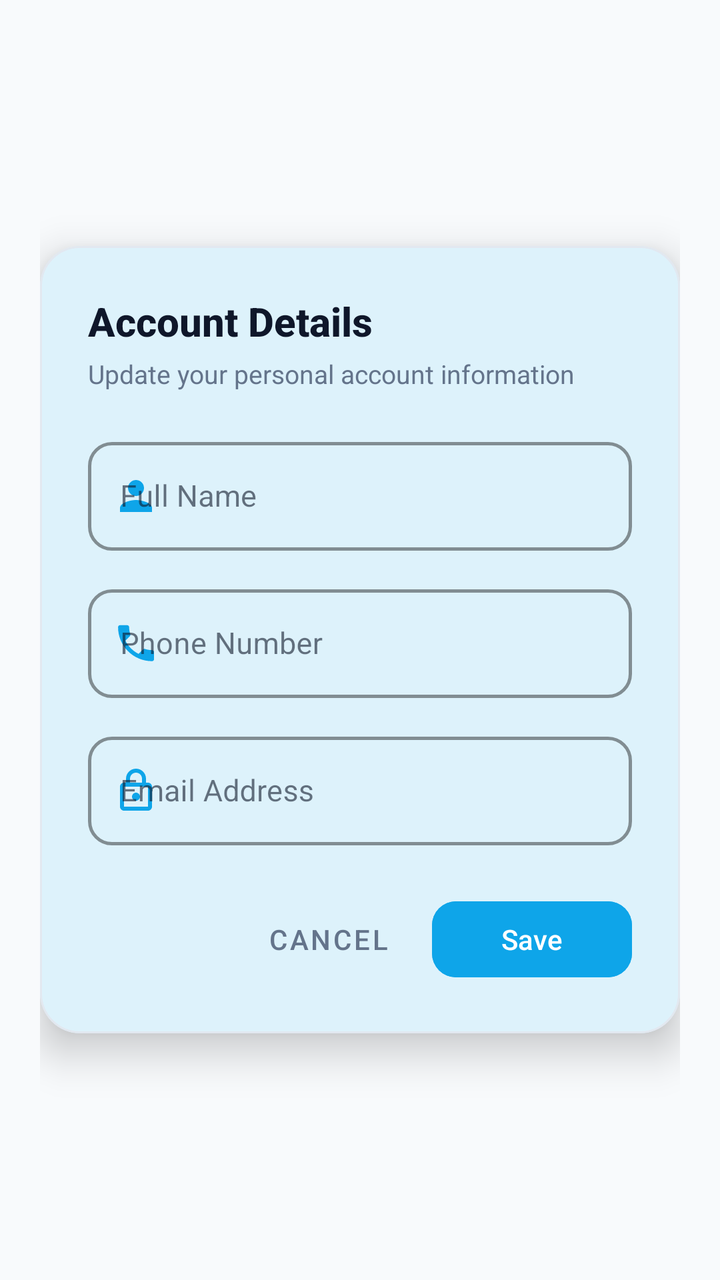
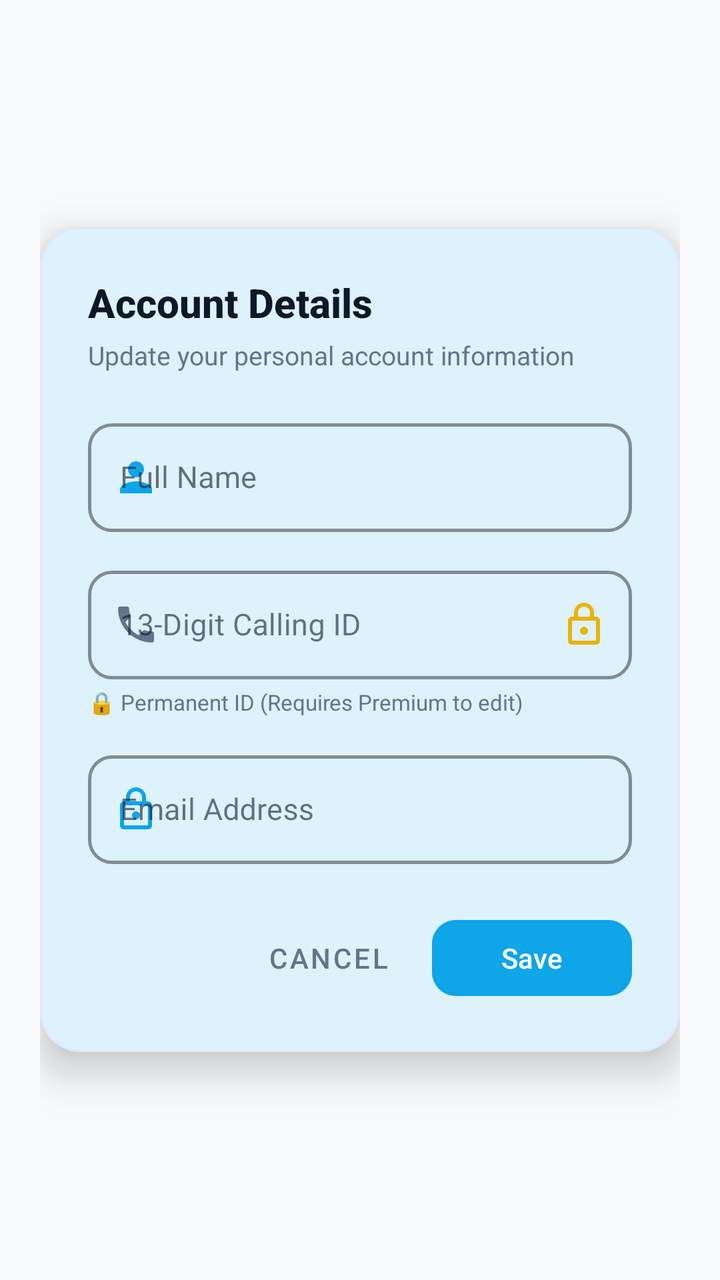

Two renders of the same Android screen: before a commit and after it. Below are the layout's source before the change and the commit's diff.
<!-- AndroidManifest.xml: application theme Theme.RealConnect -->
<!-- res/layout/dialog_profile_form.xml -->
<?xml version="1.0" encoding="utf-8"?>
<FrameLayout xmlns:android="http://schemas.android.com/apk/res/android"
    xmlns:app="http://schemas.android.com/apk/res-auto"
    android:layout_width="match_parent"
    android:layout_height="wrap_content"
    android:background="@android:color/transparent"
    android:padding="20dp">

    <com.google.android.material.card.MaterialCardView
        android:layout_width="match_parent"
        android:layout_height="wrap_content"
        android:layout_gravity="center"
        app:cardBackgroundColor="#FFFFFF"
        app:cardCornerRadius="20dp"
        app:cardElevation="12dp"
        app:strokeColor="#E2E8F0"
        app:strokeWidth="1dp">

        <LinearLayout
            android:layout_width="match_parent"
            android:layout_height="wrap_content"
            android:orientation="vertical"
            android:padding="24dp">

            
            <TextView
                android:layout_width="wrap_content"
                android:layout_height="wrap_content"
                android:fontFamily="sans-serif-medium"
                android:text="Account Details"
                android:textColor="#0F172A"
                android:textSize="20sp"
                android:textStyle="bold" />

            <TextView
                android:layout_width="wrap_content"
                android:layout_height="wrap_content"
                android:layout_marginTop="4dp"
                android:layout_marginBottom="20dp"
                android:text="Update your personal account information"
                android:textColor="#64748B"
                android:textSize="13sp" />

            
            <com.google.android.material.textfield.TextInputLayout
                style="@style/Widget.MaterialComponents.TextInputLayout.OutlinedBox"
                android:layout_width="match_parent"
                android:layout_height="wrap_content"
                android:layout_marginBottom="14dp"
                android:hint="Full Name"
                app:boxCornerRadiusBottomEnd="12dp"
                app:boxCornerRadiusBottomStart="12dp"
                app:boxCornerRadiusTopEnd="12dp"
                app:boxCornerRadiusTopStart="12dp"
                app:boxStrokeColor="@color/colorPrimary"
                app:boxStrokeWidth="1.5dp"
                app:boxStrokeWidthFocused="2dp"
                app:hintTextColor="@color/colorPrimary"
                app:startIconDrawable="@drawable/ic_profile"
                app:startIconTint="@color/colorPrimary">

                <com.google.android.material.textfield.TextInputEditText
                    android:id="@+id/edit_profile_form_name"
                    android:layout_width="match_parent"
                    android:layout_height="wrap_content"
                    android:inputType="textPersonName|textCapWords"
                    android:textColor="#0F172A"
                    android:textSize="15sp" />
            </com.google.android.material.textfield.TextInputLayout>

            
            <com.google.android.material.textfield.TextInputLayout
                style="@style/Widget.MaterialComponents.TextInputLayout.OutlinedBox"
                android:layout_width="match_parent"
                android:layout_height="wrap_content"
                android:layout_marginBottom="14dp"
                android:hint="Phone Number"
                app:boxCornerRadiusBottomEnd="12dp"
                app:boxCornerRadiusBottomStart="12dp"
                app:boxCornerRadiusTopEnd="12dp"
                app:boxCornerRadiusTopStart="12dp"
                app:boxStrokeColor="@color/colorPrimary"
                app:boxStrokeWidth="1.5dp"
                app:boxStrokeWidthFocused="2dp"
                app:hintTextColor="@color/colorPrimary"
                app:startIconDrawable="@drawable/ic_call"
                app:startIconTint="@color/colorPrimary">

                <com.google.android.material.textfield.TextInputEditText
                    android:id="@+id/edit_profile_form_phone"
                    android:layout_width="match_parent"
                    android:layout_height="wrap_content"
                    android:inputType="phone"
                    android:textColor="#0F172A"
                    android:textSize="15sp" />
            </com.google.android.material.textfield.TextInputLayout>

            
            <com.google.android.material.textfield.TextInputLayout
                style="@style/Widget.MaterialComponents.TextInputLayout.OutlinedBox"
                android:layout_width="match_parent"
                android:layout_height="wrap_content"
                android:layout_marginBottom="24dp"
                android:hint="Email Address"
                app:boxCornerRadiusBottomEnd="12dp"
                app:boxCornerRadiusBottomStart="12dp"
                app:boxCornerRadiusTopEnd="12dp"
                app:boxCornerRadiusTopStart="12dp"
                app:boxStrokeColor="@color/colorPrimary"
                app:boxStrokeWidth="1.5dp"
                app:boxStrokeWidthFocused="2dp"
                app:hintTextColor="@color/colorPrimary"
                app:startIconDrawable="@drawable/ic_privacy"
                app:startIconTint="@color/colorPrimary">

                <com.google.android.material.textfield.TextInputEditText
                    android:id="@+id/edit_profile_form_email"
                    android:layout_width="match_parent"
                    android:layout_height="wrap_content"
                    android:inputType="textEmailAddress"
                    android:textColor="#0F172A"
                    android:textSize="15sp" />
            </com.google.android.material.textfield.TextInputLayout>

            
            <LinearLayout
                android:layout_width="match_parent"
                android:layout_height="wrap_content"
                android:gravity="end"
                android:orientation="horizontal">

                <com.google.android.material.button.MaterialButton
                    android:id="@+id/btn_profile_form_cancel"
                    style="@style/Widget.MaterialComponents.Button.TextButton"
                    android:layout_width="wrap_content"
                    android:layout_height="46dp"
                    android:layout_marginEnd="8dp"
                    android:fontFamily="sans-serif-medium"
                    android:text="Cancel"
                    android:textColor="#64748B"
                    android:textSize="14sp"
                    app:cornerRadius="12dp" />

                <com.google.android.material.button.MaterialButton
                    android:id="@+id/btn_profile_form_submit"
                    android:layout_width="wrap_content"
                    android:layout_height="46dp"
                    android:backgroundTint="@color/colorPrimary"
                    android:fontFamily="sans-serif-medium"
                    android:minWidth="100dp"
                    android:text="Save"
                    android:textColor="@android:color/white"
                    android:textSize="14sp"
                    app:cornerRadius="12dp" />
            </LinearLayout>

        </LinearLayout>
    </com.google.android.material.card.MaterialCardView>

</FrameLayout>
<!-- resources referenced by this layout -->
<resources>
  <color name="colorPrimary">#0EA5E9</color>
  <!-- drawable ic_call (drawable) -->
  <vector xmlns:android="http://schemas.android.com/apk/res/android"
      android:width="24dp"
      android:height="24dp"
      android:viewportWidth="24"
      android:viewportHeight="24"
      android:tint="?attr/colorControlNormal">
    <path
        android:fillColor="@android:color/white"
        android:pathData="M20.01,15.38c-1.23,0 -2.42,-0.2 -3.53,-0.56a0.977,0.977 0,0 0,-1.01 0.24l-2.2,2.2c-2.83,-1.44 -5.15,-3.75 -6.59,-6.59l2.2,-2.21a0.96,0.96 0,0 0,0.25 -1.01c-0.36,-1.11 -0.55,-2.3 -0.55,-3.53 0,-0.55 -0.45,-1 -1,-1H4.03c-0.55,0 -1,0.45 -1,1 0,9.39 7.61,17 17,17 0.55,0 1,-0.45 1,-1v-3.52c0,-0.55 -0.45,-1 -1,-1z"/>
  </vector>
  <!-- drawable ic_privacy (drawable) -->
  <vector xmlns:android="http://schemas.android.com/apk/res/android"
      android:width="24dp"
      android:height="24dp"
      android:viewportWidth="24"
      android:viewportHeight="24"
      android:tint="?attr/colorControlNormal">
    <path
        android:fillColor="@android:color/white"
        android:pathData="M18,8h-1V6c0,-2.76 -2.24,-5 -5,-5S7,3.24 7,6v2H6c-1.1,0 -2,0.9 -2,2v10c0,1.1 0.9,2 2,2h12c1.1,0 2,-0.9 2,-2V10C20,8.9 19.1,8 18,8zM9,6c0,-1.66 1.34,-3 3,-3s3,1.34 3,3v2H9V6zM18,20H6V10h12V20zM12,17c1.1,0 2,-0.9 2,-2s-0.9,-2 -2,-2s-2,0.9 -2,2S10.9,17 12,17z"/>
  </vector>
  <!-- drawable ic_profile (drawable) -->
  <vector xmlns:android="http://schemas.android.com/apk/res/android"
      android:width="24dp"
      android:height="24dp"
      android:viewportWidth="24"
      android:viewportHeight="24"
      android:tint="?attr/colorControlNormal">
    <path
        android:fillColor="@android:color/white"
        android:pathData="M12,12c2.21,0 4,-1.79 4,-4s-1.79,-4 -4,-4 -4,1.79 -4,4 1.79,4 4,4zM12,14c-2.67,0 -8,1.34 -8,4v2h16v-2c0,-2.66 -5.33,-4 -8,-4z"/>
  </vector>
  <style name="Theme.RealConnect" parent="Base.Theme.RealConnect" />
  <style name="Base.Theme.RealConnect" parent="Theme.Material3.DayNight.NoActionBar">
          
          <item name="colorPrimary">@color/colorPrimary</item>
          <item name="colorPrimaryVariant">@color/colorPrimaryDark</item>
          <item name="colorOnPrimary">@color/white</item>
          
          <item name="colorSecondary">@color/colorAccent</item>
          <item name="colorOnSecondary">@color/black</item>
  
          
          <item name="android:statusBarColor">@color/background</item>
          <item name="android:windowLightStatusBar">true</item>
  
          
          <item name="android:windowBackground">@color/background</item>
          <item name="colorSurface">@color/surface</item>
          <item name="colorOnSurface">@color/onSurface</item>
      </style>
  <color name="colorPrimaryDark">#0284C7</color>
  <color name="white">#FFFFFF</color>
  <color name="colorAccent">#38BDF8</color>
  <color name="black">#000000</color>
  <color name="background">#F8FAFC</color>
  <color name="surface">#FFFFFF</color>
  <color name="onSurface">#0F172A</color>
</resources>

<!-- the commit's change to res/layout/dialog_profile_form.xml (unified diff, before → after) -->
@@ -70,30 +70,45 @@
 
             
             <com.google.android.material.textfield.TextInputLayout
+                android:id="@+id/layout_profile_form_phone"
                 style="@style/Widget.MaterialComponents.TextInputLayout.OutlinedBox"
                 android:layout_width="match_parent"
                 android:layout_height="wrap_content"
-                android:layout_marginBottom="14dp"
-                android:hint="Phone Number"
+                android:layout_marginBottom="4dp"
+                android:hint="13-Digit Calling ID"
                 app:boxCornerRadiusBottomEnd="12dp"
                 app:boxCornerRadiusBottomStart="12dp"
                 app:boxCornerRadiusTopEnd="12dp"
                 app:boxCornerRadiusTopStart="12dp"
-                app:boxStrokeColor="@color/colorPrimary"
+                app:boxStrokeColor="#94A3B8"
                 app:boxStrokeWidth="1.5dp"
-                app:boxStrokeWidthFocused="2dp"
-                app:hintTextColor="@color/colorPrimary"
+                app:endIconDrawable="@drawable/ic_privacy"
+                app:endIconMode="custom"
+                app:endIconTint="#EAB308"
                 app:startIconDrawable="@drawable/ic_call"
-                app:startIconTint="@color/colorPrimary">
+                app:startIconTint="#64748B">
 
                 <com.google.android.material.textfield.TextInputEditText
                     android:id="@+id/edit_profile_form_phone"
                     android:layout_width="match_parent"
                     android:layout_height="wrap_content"
+                    android:clickable="true"
+                    android:focusable="false"
                     android:inputType="phone"
-                    android:textColor="#0F172A"
+                    android:textColor="#475569"
                     android:textSize="15sp" />
             </com.google.android.material.textfield.TextInputLayout>
+
+            
+            <TextView
+                android:id="@+id/text_premium_phone_note"
+                android:layout_width="wrap_content"
+                android:layout_height="wrap_content"
+                android:layout_marginBottom="14dp"
+                android:drawablePadding="6dp"
+                android:text="🔒 Permanent ID (Requires Premium to edit)"
+                android:textColor="#64748B"
+                android:textSize="11sp" />
 
             
             <com.google.android.material.textfield.TextInputLayout
